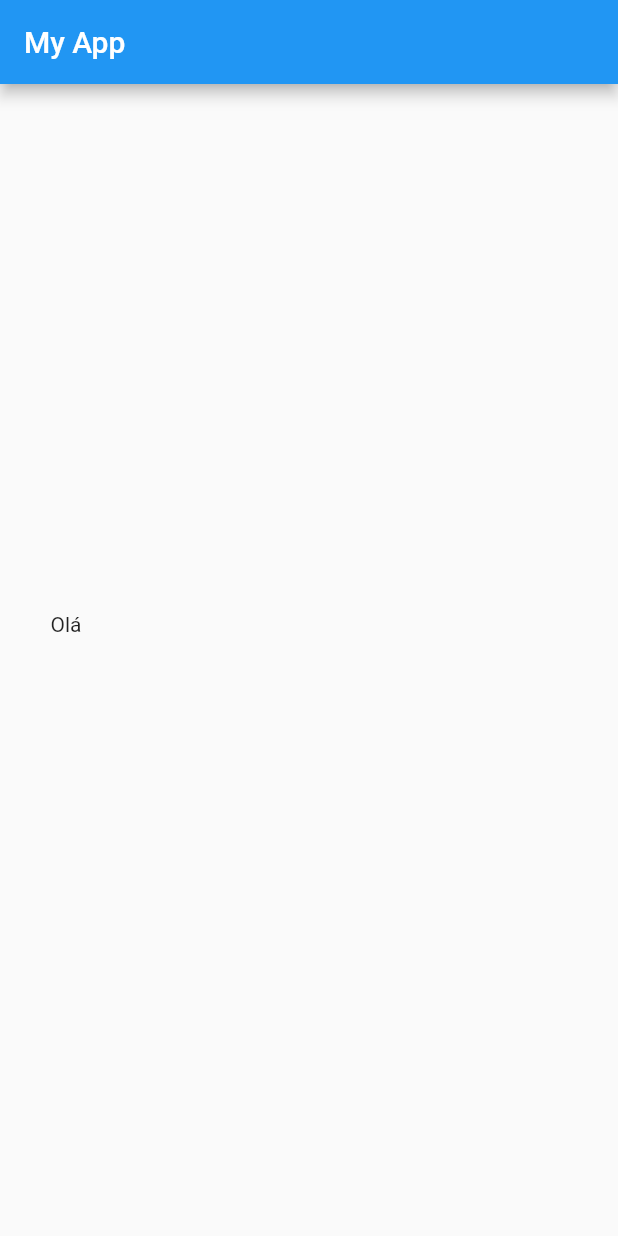
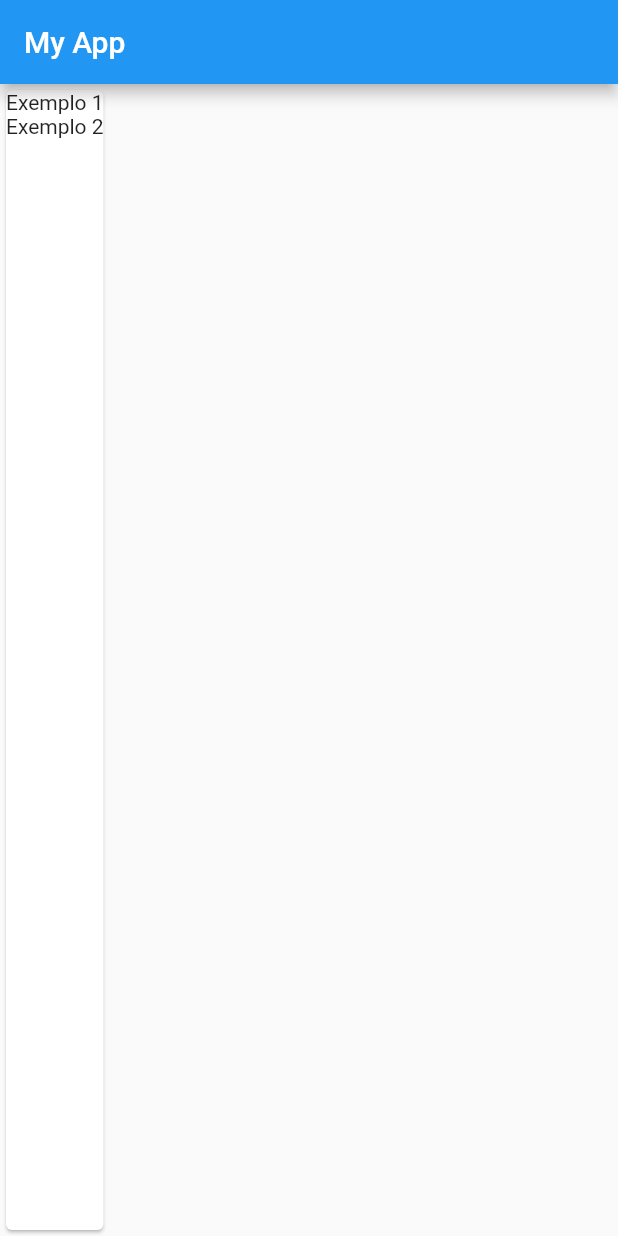
Before and after one commit to uires/thirty-minutes-flutter, a Flutter app: the screen it shows after launch, on a phone screen of 412 x 824 dp. Run offline on Flutter 3.47's test engine with Material 2 defaults, Android fonts, the phone set to English and light mode, and no system bars.

Commit message:
criando widget e utilizando'

```diff
--- /dev/null
+++ b/lib/exemplo_widget.dart
@@ -0,0 +1,18 @@
+import 'package:flutter/cupertino.dart';
+import 'package:flutter/material.dart';
+
+class ExemploWidget extends StatelessWidget {
+
+  @override
+  Widget build(BuildContext context) {
+
+    return Card(
+      child: Column(
+        children: <Widget>[
+          Text('Exemplo 1'),
+          Text('Exemplo 2')
+        ],
+      ),
+    );
+  }
+}
--- a/lib/main.dart
+++ b/lib/main.dart
@@ -1,5 +1,5 @@
 import 'package:flutter/material.dart';
-
+import 'exemplo_widget.dart';
 void main() => runApp(MyApp());
 
 class MyApp extends StatelessWidget {
@@ -13,16 +13,7 @@ class MyApp extends StatelessWidget {
         appBar: AppBar(
           title: Text('My App'),
         ),
-        body: Column(
-          mainAxisAlignment: MainAxisAlignment.center,
-          children: <Widget>[
-            Text('Olá'),
-            FlatButton(
-              child: Text(''),
-              onPressed: handleButtonClick,
-            )
-          ],
-        )
+        body: ExemploWidget()
       )
     );
   }
```
